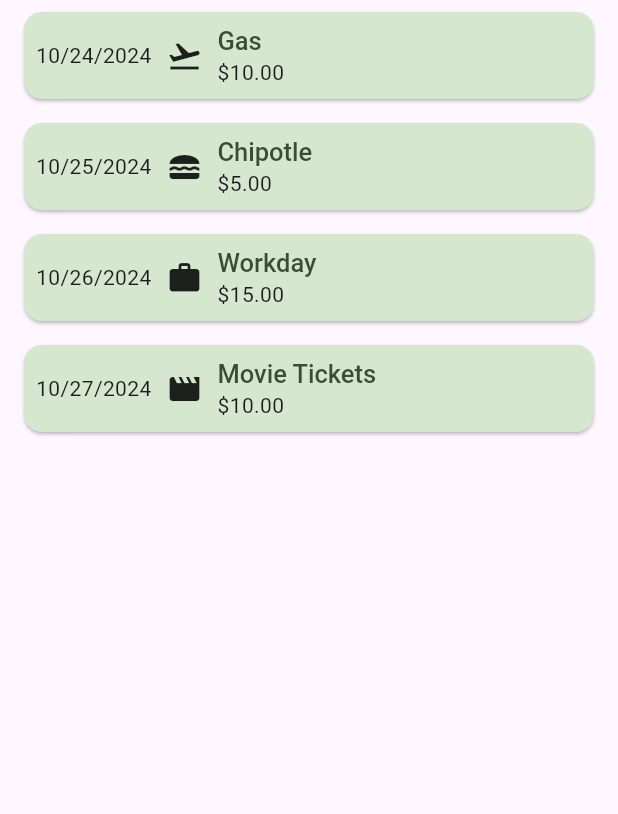
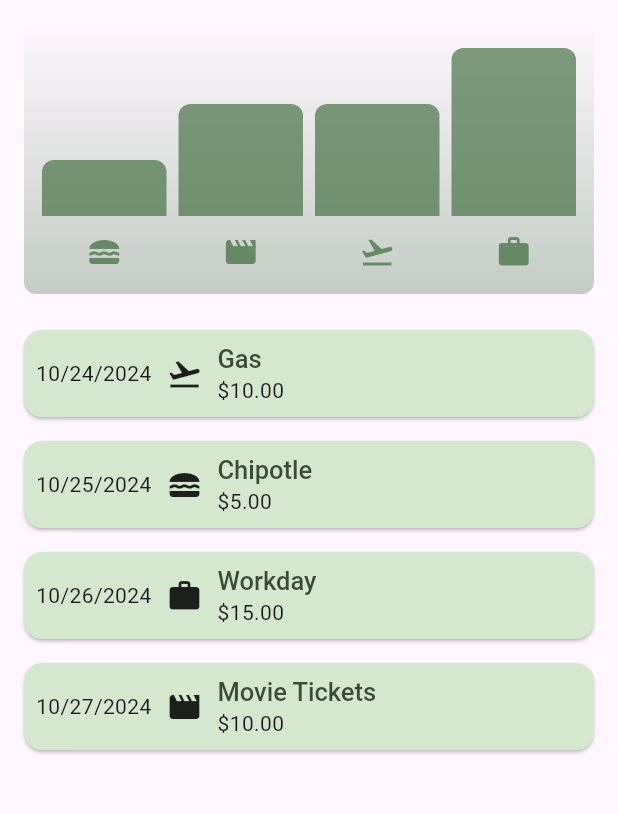
Before and after one commit to jz709u/flutter-expense-tracker, a Flutter app: the screen it shows after launch, on a phone screen of 412 x 824 dp, the part 84-898 px from its top. Run offline on Flutter 3.47's test engine with Material 3 defaults, Android fonts, the phone set to English and light mode, and no system bars; missing offline and left inert: dart:ffi.

Commit message:
Add Chart to screen

```diff
--- /dev/null
+++ b/lib/Components/Charts/chart.dart
@@ -0,0 +1,95 @@
+import 'package:flutter/material.dart';
+
+import 'package:expense_tracking_app/Components/Charts/chart_bar.dart';
+import 'package:expense_tracking_app/Model/expense.dart';
+
+class Chart extends StatelessWidget {
+  const Chart({super.key, required this.expenses});
+
+  final List<Expense> expenses;
+
+  List<ExpenseBucket> get buckets {
+    return [
+      ExpenseBucket.forCategory(expenses, Category.food),
+      ExpenseBucket.forCategory(expenses, Category.leisure),
+      ExpenseBucket.forCategory(expenses, Category.travel),
+      ExpenseBucket.forCategory(expenses, Category.work),
+    ];
+  }
+
+  double get maxTotalExpense {
+    double maxTotalExpense = 0;
+
+    for (final bucket in buckets) {
+      if (bucket.totalExpenses > maxTotalExpense) {
+        maxTotalExpense = bucket.totalExpenses;
+      }
+    }
+
+    return maxTotalExpense;
+  }
+
+  @override
+  Widget build(BuildContext context) {
+    final isDarkMode =
+        MediaQuery.of(context).platformBrightness == Brightness.dark;
+    return Container(
+      margin: const EdgeInsets.all(16),
+      padding: const EdgeInsets.symmetric(
+        vertical: 16,
+        horizontal: 8,
+      ),
+      width: double.infinity,
+      height: 180,
+      decoration: BoxDecoration(
+        borderRadius: BorderRadius.circular(8),
+        gradient: LinearGradient(
+          colors: [
+            Theme.of(context).colorScheme.primary.withOpacity(0.3),
+            Theme.of(context).colorScheme.primary.withOpacity(0.0)
+          ],
+          begin: Alignment.bottomCenter,
+          end: Alignment.topCenter,
+        ),
+      ),
+      child: Column(
+        children: [
+          Expanded(
+            child: Row(
+              crossAxisAlignment: CrossAxisAlignment.end,
+              children: [
+                for (final bucket in buckets) // alternative to map()
+                  ChartBar(
+                    fill: bucket.totalExpenses == 0
+                        ? 0
+                        : bucket.totalExpenses / maxTotalExpense,
+                  )
+              ],
+            ),
+          ),
+          const SizedBox(height: 12),
+          Row(
+            children: buckets
+                .map(
+                  (bucket) => Expanded(
+                    child: Padding(
+                      padding: const EdgeInsets.symmetric(horizontal: 4),
+                      child: Icon(
+                        categoryIcons[bucket.category],
+                        color: isDarkMode
+                            ? Theme.of(context).colorScheme.secondary
+                            : Theme.of(context)
+                                .colorScheme
+                                .primary
+                                .withOpacity(0.7),
+                      ),
+                    ),
+                  ),
+                )
+                .toList(),
+          )
+        ],
+      ),
+    );
+  }
+}
--- /dev/null
+++ b/lib/Components/Charts/chart_bar.dart
@@ -0,0 +1,34 @@
+import 'package:flutter/material.dart';
+
+class ChartBar extends StatelessWidget {
+  const ChartBar({
+    super.key,
+    required this.fill,
+  });
+
+  final double fill;
+
+  @override
+  Widget build(BuildContext context) {
+    final isDarkMode =
+        MediaQuery.of(context).platformBrightness == Brightness.dark;
+    return Expanded(
+      child: Padding(
+        padding: const EdgeInsets.symmetric(horizontal: 4),
+        child: FractionallySizedBox(
+          heightFactor: fill,
+          child: DecoratedBox(
+            decoration: BoxDecoration(
+              shape: BoxShape.rectangle,
+              borderRadius:
+                  const BorderRadius.vertical(top: Radius.circular(8)),
+              color: isDarkMode
+                  ? Theme.of(context).colorScheme.secondary
+                  : Theme.of(context).colorScheme.primary.withOpacity(0.65),
+            ),
+          ),
+        ),
+      ),
+    );
+  }
+}
--- a/lib/main.dart
+++ b/lib/main.dart
@@ -1,3 +1,6 @@
+import 'dart:ffi';
+
+import 'package:expense_tracking_app/Components/Charts/chart.dart';
 import 'package:expense_tracking_app/Screens/new_expense_widget.dart';
 import 'package:flutter/material.dart';
 import 'package:expense_tracking_app/Model/expense.dart';
@@ -159,6 +162,9 @@ class _ExpenseAppState extends State<ExpenseApp> {
       mainAxisAlignment: MainAxisAlignment.center,
       mainAxisSize: MainAxisSize.min,
       children: [
+        Chart(
+          expenses: expenses,
+        ),
         Expanded(
           child: mainContent,
         )
```
